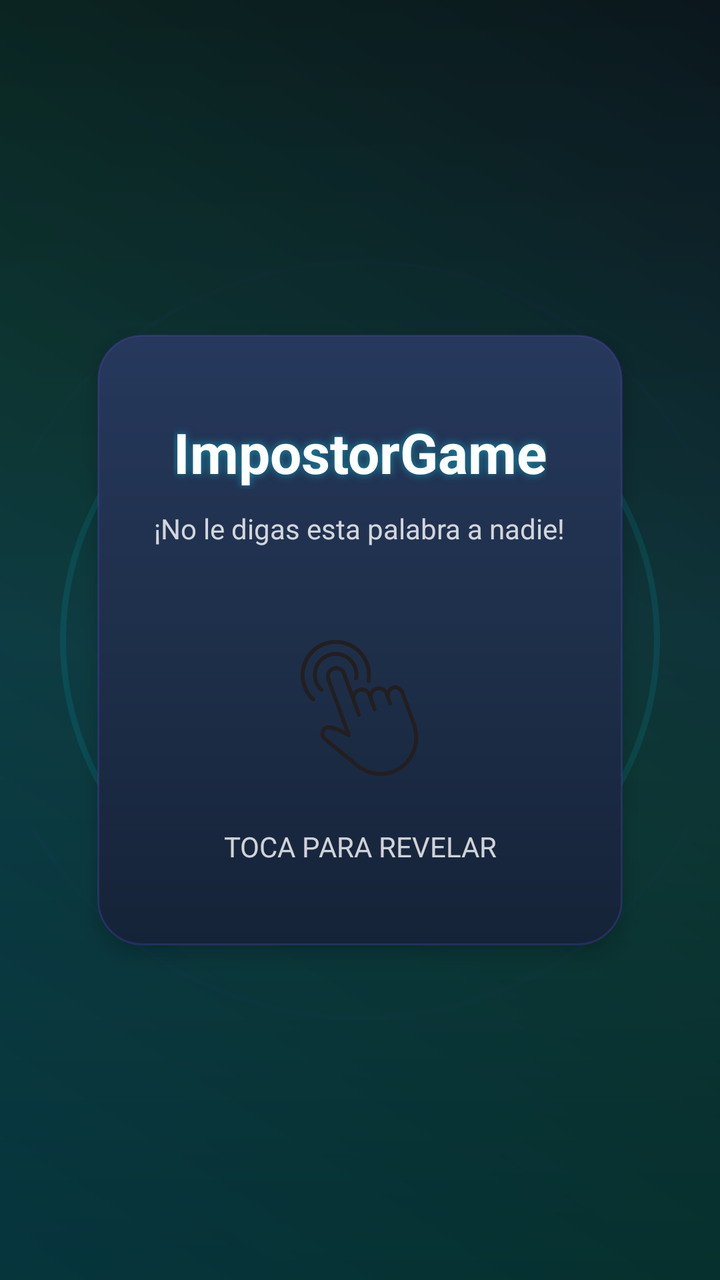
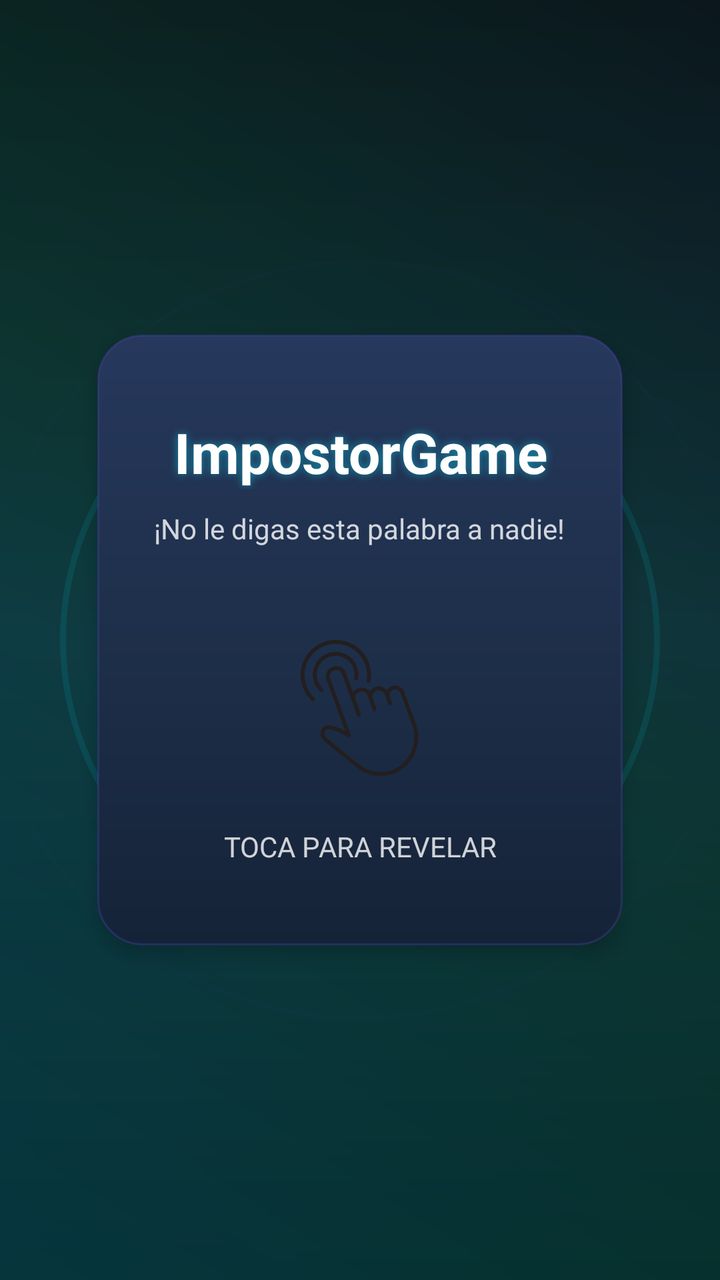

Two renders of the same Android screen: before a commit and after it. Below are the layout's source before the change and the commit's diff.
<!-- AndroidManifest.xml: application theme Theme.ImpostorGame -->
<!-- res/layout/activity_impostor_reveal.xml -->
<?xml version="1.0" encoding="utf-8"?>
<androidx.constraintlayout.widget.ConstraintLayout
    xmlns:android="http://schemas.android.com/apk/res/android"
    xmlns:app="http://schemas.android.com/apk/res-auto"
    android:id="@+id/layout"
    android:layout_width="match_parent"
    android:layout_height="match_parent"
    android:background="@drawable/bg_neon_space"
    android:paddingLeft="16dp"
    android:paddingRight="16dp">

    
    <ImageView
        android:id="@+id/imgLetraS"
        android:layout_width="300dp"
        android:layout_height="300dp"
        android:alpha="0.18"
        android:src="@drawable/ic_letra_s"
        android:visibility="gone"
        app:layout_constraintTop_toTopOf="parent"
        app:layout_constraintBottom_toBottomOf="parent"
        app:layout_constraintStart_toStartOf="parent"
        app:layout_constraintEnd_toEndOf="parent" />

    
    <View
        android:id="@+id/ring1"
        android:layout_width="300dp"
        android:layout_height="300dp"
        android:alpha="0.25"
        android:background="@drawable/ring_neon"
        app:layout_constraintTop_toTopOf="parent"
        app:layout_constraintBottom_toBottomOf="parent"
        app:layout_constraintStart_toStartOf="parent"
        app:layout_constraintEnd_toEndOf="parent"/>

    <View
        android:id="@+id/ring2"
        android:layout_width="380dp"
        android:layout_height="380dp"
        android:alpha="0.12"
        android:background="@drawable/ring_neon_soft"
        app:layout_constraintTop_toTopOf="@id/ring1"
        app:layout_constraintBottom_toBottomOf="@id/ring1"
        app:layout_constraintStart_toStartOf="@id/ring1"
        app:layout_constraintEnd_toEndOf="@id/ring1"/>

    
    <androidx.cardview.widget.CardView
        android:id="@+id/cardViewPrincipal"
        android:layout_width="0dp"
        android:layout_height="wrap_content"
        android:layout_margin="20dp"
        app:cardCornerRadius="22dp"
        app:cardElevation="6dp"
        app:cardUseCompatPadding="true"
        app:cardBackgroundColor="@android:color/transparent"
        app:layout_constraintTop_toTopOf="@id/ring1"
        app:layout_constraintBottom_toBottomOf="@id/ring1"
        app:layout_constraintStart_toStartOf="parent"
        app:layout_constraintEnd_toEndOf="parent"
        app:layout_constraintVertical_bias="0.5">

        <LinearLayout
            android:id="@+id/layoutCard"
            android:layout_width="match_parent"
            android:layout_height="wrap_content"
            android:orientation="vertical"
            android:background="@drawable/bg_card_main"
            android:padding="20dp">

            <TextView
                android:id="@+id/turnPlayerName"
                android:layout_width="wrap_content"
                android:layout_height="wrap_content"
                android:layout_gravity="center_horizontal"
                android:layout_marginTop="20dp"
                android:layout_marginBottom="10dp"
                android:text="@string/app_name"
                android:textSize="28sp"
                android:textStyle="bold"
                android:textColor="@android:color/white"
                android:shadowColor="#8000E5FF"
                android:shadowDx="0"
                android:shadowDy="0"
                android:shadowRadius="10"/>

            <TextView
                android:id="@+id/txtTwo"
                android:layout_width="wrap_content"
                android:layout_height="wrap_content"
                android:layout_gravity="center_horizontal"
                android:text="@string/reveal_no_digas"
                android:textSize="14sp"
                android:textColor="#CCFFFFFF" />

            <ImageView
                android:id="@+id/imgDedo"
                android:layout_width="80dp"
                android:layout_height="80dp"
                android:layout_gravity="center_horizontal"
                android:layout_marginTop="40dp"
                android:rotation="-20"
                android:src="@drawable/ic_touch_app" />

            <TextView
                android:id="@+id/presText"
                android:layout_width="match_parent"
                android:layout_height="wrap_content"
                android:layout_gravity="center_horizontal"
                android:layout_marginTop="20dp"
                android:layout_marginBottom="20dp"
                android:text="@string/reveal_toca"
                android:textSize="14sp"
                android:textColor="#CCFFFFFF"
                android:gravity="center_horizontal" />

            <TextView
                android:id="@+id/detailsPlayer"
                android:layout_width="match_parent"
                android:layout_height="wrap_content"
                android:layout_gravity="center_horizontal"
                android:layout_marginBottom="20dp"
                android:text="@string/reveal_identity_question"
                android:gravity="center"
                android:textSize="32sp"
                android:textStyle="bold"
                android:textColor="@android:color/white"
                android:visibility="gone" />

            <ImageView
                android:id="@+id/imgWord"
                android:layout_width="160dp"
                android:layout_height="160dp"
                android:layout_gravity="center"
                android:scaleType="centerCrop"
                android:background="@drawable/rounded_image_bg"
                android:clipToOutline="true"
                android:visibility="gone" />

            <TextView
                android:id="@+id/hintPlayer"
                android:layout_width="match_parent"
                android:layout_height="wrap_content"
                android:layout_gravity="center_horizontal"
                android:gravity="center"
                android:textAlignment="center"
                android:layout_marginTop="25dp"
                android:layout_marginBottom="20dp"
                android:textSize="25sp"
                android:textColor="@color/white"
                android:textStyle="bold"
                android:visibility="gone" />

        </LinearLayout>
    </androidx.cardview.widget.CardView>

    
    <androidx.cardview.widget.CardView
        android:id="@+id/nenxtPlayer"
        android:layout_width="0dp"
        android:layout_height="wrap_content"
        android:layout_margin="20dp"
        android:visibility="invisible"
        app:cardCornerRadius="22dp"
        app:cardElevation="0dp"
        app:cardUseCompatPadding="true"
        app:cardBackgroundColor="@android:color/transparent"
        app:layout_constraintTop_toBottomOf="@id/cardViewPrincipal"
        app:layout_constraintStart_toStartOf="parent"
        app:layout_constraintEnd_toEndOf="parent">

        <TextView
            android:id="@+id/textNextPlayer"
            android:layout_width="match_parent"
            android:layout_height="wrap_content"
            android:background="@drawable/btn_neon"
            android:paddingLeft="20dp"
            android:paddingRight="20dp"
            android:paddingTop="12dp"
            android:paddingBottom="12dp"
            android:gravity="center"
            android:text="@string/reveal_siguiente"
            android:textColor="@android:color/white"
            android:textStyle="bold" />
    </androidx.cardview.widget.CardView>

</androidx.constraintlayout.widget.ConstraintLayout>
<!-- resources referenced by this layout -->
<resources>
  <color name="white">#FFFFFFFF</color>
  <!-- drawable bg_card_main (drawable) -->
  <?xml version="1.0" encoding="utf-8"?>
  <shape xmlns:android="http://schemas.android.com/apk/res/android">
  
      
      <gradient
          android:type="linear"
          android:angle="90"
          android:startColor="#152338"
          android:centerColor="#1E2F4A"
          android:endColor="#26385C" />
  
      
      <corners android:radius="22dp" />
  
      
      <stroke
          android:width="1dp"
          android:color="#337C4DFF" />
  </shape>
  <!-- drawable bg_neon_space (drawable) -->
  <?xml version="1.0" encoding="utf-8"?>
  <layer-list xmlns:android="http://schemas.android.com/apk/res/android">
      <item>
          <shape>
              <gradient
                  android:type="linear"
                  android:angle="270"
                  android:startColor="#0B0F1A"
                  android:centerColor="#101A33"
                  android:endColor="#070A12"/>
          </shape>
      </item>
  
      
      <item android:top="-120dp" android:left="-120dp">
          <shape>
              <gradient
                  android:type="linear"
                  android:angle="45"
                  android:startColor="#3300E5FF"
                  android:centerColor="#2200FF6A"
                  android:endColor="#00000000"/>
          </shape>
      </item>
  </layer-list>
  <!-- drawable ring_neon (drawable) -->
  <?xml version="1.0" encoding="utf-8"?>
  <shape xmlns:android="http://schemas.android.com/apk/res/android" android:shape="oval">
      <solid android:color="#00000000"/>
      <stroke android:width="3dp" android:color="#6600E5FF"/>
  </shape>
  <!-- drawable ring_neon_soft (drawable) -->
  <?xml version="1.0" encoding="utf-8"?>
  <shape xmlns:android="http://schemas.android.com/apk/res/android" android:shape="oval">
      <solid android:color="#00000000"/>
      <stroke android:width="2dp" android:color="#337C4DFF"/>
  </shape>
  <!-- drawable rounded_image_bg (drawable) -->
  <?xml version="1.0" encoding="utf-8"?>
  <shape xmlns:android="http://schemas.android.com/apk/res/android">
      <corners android:radius="18dp" />
      <solid android:color="@android:color/transparent" />
  </shape>
  <string name="app_name">ImpostorGame</string>
  <string name="reveal_identity_question">¿Impostor o no?</string>
  <string name="reveal_no_digas">¡No le digas esta palabra a nadie!</string>
  <string name="reveal_siguiente">⏭ SIGUIENTE JUGADOR</string>
  <string name="reveal_toca">TOCA PARA REVELAR</string>
  <style name="Theme.ImpostorGame" parent="Base.Theme.ImpostorGame">
          <item name="colorPrimary">#00E5FF</item>
          <item name="colorOnPrimary">#FFFFFF</item>
          <item name="android:statusBarColor">@android:color/transparent</item>
          <item name="android:navigationBarColor">@android:color/transparent</item>
          <item name="android:windowBackground">@android:color/black</item>
      </style>
  <style name="Base.Theme.ImpostorGame" parent="Theme.Material3.DayNight.NoActionBar">
          <item name="android:textViewStyle">@style/ImpostorGame.TextView</item>
      </style>
  <style name="ImpostorGame.TextView" parent="android:Widget.TextView">
          <item name="android:hyphenationFrequency">none</item>
          <item name="android:breakStrategy">simple</item>
      </style>
  <!-- unchanged entries left out for length: 3 -->
</resources>

<!-- the commit's change to res/layout/activity_impostor_reveal.xml (unified diff, before → after) -->
@@ -71,11 +71,14 @@
 
             <TextView
                 android:id="@+id/turnPlayerName"
-                android:layout_width="wrap_content"
+                android:layout_width="match_parent"
                 android:layout_height="wrap_content"
                 android:layout_gravity="center_horizontal"
                 android:layout_marginTop="20dp"
                 android:layout_marginBottom="10dp"
+                android:ellipsize="end"
+                android:gravity="center"
+                android:maxLines="2"
                 android:text="@string/app_name"
                 android:textSize="28sp"
                 android:textStyle="bold"
